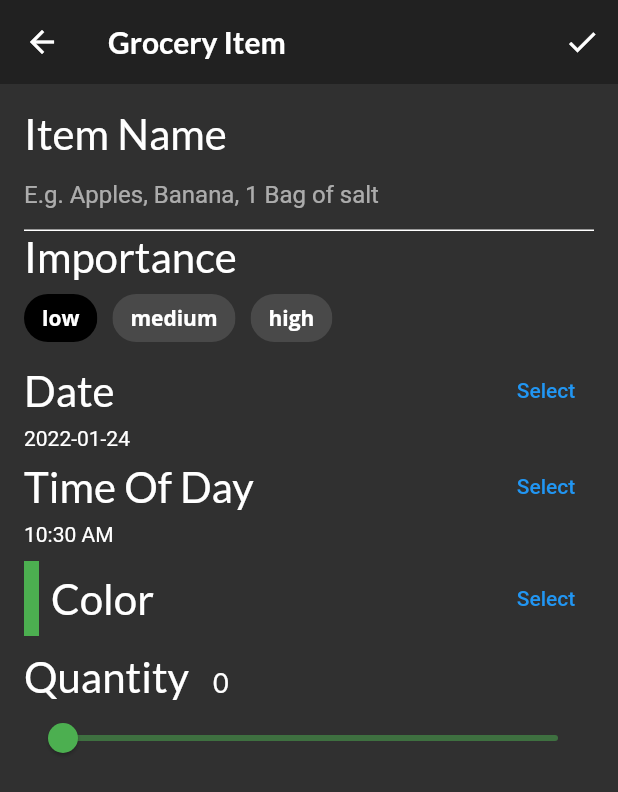
After one commit to quo-vs/food_app, a Flutter app: the GroceryScreen screen opened directly, after a tap on the "add" icon, on a phone screen of 412 x 824 dp. The commit adds this screen. Shown: the top 792 px of the screen. Run offline on Flutter 3.47's test engine with Material 2 defaults, Android fonts, the phone set to English and light mode, and no system bars; our stand-ins replace flutter_colorpicker, google_fonts.

Commit message:
Added Providers, and grocery screens

```diff
--- a/lib/home.dart
+++ b/lib/home.dart
@@ -1,7 +1,9 @@
 import 'package:flutter/material.dart';
+import 'package:fooderlich/models/models.dart';
 import 'package:fooderlich/screens/explore_screen.dart';
 import 'package:fooderlich/screens/grocery_screen.dart';
 import 'package:fooderlich/screens/recipes_screen.dart';
+import 'package:provider/provider.dart';
 
 class HomeScreen extends StatefulWidget {
   const HomeScreen({Key? key}) : super(key: key);
@@ -11,22 +13,16 @@ class HomeScreen extends StatefulWidget {
 }
 
 class _HomeScreenState extends State<HomeScreen> {
-  int _selectedIndex = 0;
-
   static List<Widget> pages = [
     ExploreScreen(),
     RecipesScreen(),
     GroceryScreen(),
   ];
 
-  void _onItemTapped(int index) {
-    setState(() {
-      _selectedIndex = index;
-    });
-  }
-
   @override
   Widget build(BuildContext context) {
+    return Consumer<TabManager>(
+      builder: (context, tabManager, child) {
         return Scaffold(
           appBar: AppBar(
             title: Text(
@@ -34,26 +30,23 @@ class _HomeScreenState extends State<HomeScreen> {
               style: Theme.of(context).textTheme.headline6,
             ),
           ),
-      body: pages[_selectedIndex],
+          body: pages[tabManager.selectedTab],
           bottomNavigationBar: BottomNavigationBar(
-        onTap: _onItemTapped,
-        currentIndex: _selectedIndex,
-        selectedItemColor: Theme.of(context).textSelectionTheme.selectionColor,
+            onTap: (index) {
+              tabManager.goToTab(index);
+            },
+            currentIndex: tabManager.selectedTab,
+            selectedItemColor:
+                Theme.of(context).textSelectionTheme.selectionColor,
             items: const [
               BottomNavigationBarItem(
-            icon: Icon(Icons.explore),
-            label: 'Explore'
-          ),
-          BottomNavigationBarItem(
-            icon: Icon(Icons.book),
-            label: 'Recipes'
-          ),
-          BottomNavigationBarItem(
-            icon: Icon(Icons.list),
-            label: 'To Buy'
-          ),
+                  icon: Icon(Icons.explore), label: 'Explore'),
+              BottomNavigationBarItem(icon: Icon(Icons.book), label: 'Recipes'),
+              BottomNavigationBarItem(icon: Icon(Icons.list), label: 'To Buy'),
             ],
           ),
         );
+      },
+    );
   }
 }
--- a/lib/main.dart
+++ b/lib/main.dart
@@ -1,13 +1,14 @@
 import 'package:flutter/material.dart';
 import 'package:fooderlich/home.dart';
+import 'package:fooderlich/models/models.dart';
 import 'package:fooderlich/theme.dart';
+import 'package:provider/provider.dart';
 
 void main() {
   runApp(const Fooderlich());
 }
 
 class Fooderlich extends StatelessWidget {
-
   const Fooderlich({Key? key}) : super(key: key);
 
   @override
@@ -18,7 +19,14 @@ class Fooderlich extends StatelessWidget {
       title: 'Fooderlich',
       debugShowCheckedModeBanner: false,
       theme: theme,
-      home: const HomeScreen(),
+      home: MultiProvider(providers: [
+        ChangeNotifierProvider(
+          create: (ctx) => TabManager(),
+        ),
+        ChangeNotifierProvider(
+          create: (ctx) => GroceryManager(),
+        ),
+      ], child: const HomeScreen()),
     );
   }
 }
--- /dev/null
+++ b/lib/models/grocery_manager.dart
@@ -0,0 +1,29 @@
+import 'package:flutter/cupertino.dart';
+import 'package:fooderlich/models/grocery_item.dart';
+
+class GroceryManager extends ChangeNotifier {
+  final _groceryItems = <GroceryItem>[];
+
+  List<GroceryItem> get groceryItems => List.unmodifiable(_groceryItems);
+
+  void deleteItem(int index){
+    _groceryItems.removeAt(index);
+    notifyListeners();
+  }
+
+  void addItem(GroceryItem item) {
+    _groceryItems.add(item);
+    notifyListeners();
+  }
+
+  void updateItem(GroceryItem item, int index) {
+    _groceryItems[index] = item;
+    notifyListeners();
+  }
+
+  void completeItem(int index, bool change) {
+    final item = _groceryItems[index];
+    _groceryItems[index] = item.copyWith(isComplete: change);
+    notifyListeners();
+  }
+}
--- a/lib/models/models.dart
+++ b/lib/models/models.dart
@@ -3,3 +3,5 @@ export 'post.dart';
 export 'simple_recipe.dart';
 export 'explore_data.dart';
 export 'grocery_item.dart';
+export 'tab_manager.dart';
+export 'grocery_manager.dart';
--- /dev/null
+++ b/lib/models/tab_manager.dart
@@ -0,0 +1,15 @@
+import 'package:flutter/cupertino.dart';
+
+class TabManager extends ChangeNotifier {
+  int selectedTab = 0;
+
+  void goToTab(int index) {
+    selectedTab = index;
+    notifyListeners();
+  }
+
+  void goToRecipes() {
+    selectedTab = 1;
+    notifyListeners();
+  }
+}
--- a/lib/screens/empty_grocery_screen.dart
+++ b/lib/screens/empty_grocery_screen.dart
@@ -1,4 +1,6 @@
 import 'package:flutter/material.dart';
+import 'package:fooderlich/models/models.dart';
+import 'package:provider/provider.dart';
 
 class EmptyGroceryScreen extends StatelessWidget {
   const EmptyGroceryScreen({Key? key}) : super(key: key);
@@ -36,7 +38,7 @@ class EmptyGroceryScreen extends StatelessWidget {
               color: Colors.green,
 
               onPressed: () {
-                // Go to recipes Tab
+                Provider.of<TabManager>(context, listen: false).goToRecipes();
               },
             )
           ],
--- /dev/null
+++ b/lib/screens/grocery_item_screen.dart
@@ -0,0 +1,341 @@
+import 'package:flutter/material.dart';
+import 'package:flutter_colorpicker/flutter_colorpicker.dart';
+import 'package:fooderlich/models/grocery_item.dart';
+import 'package:google_fonts/google_fonts.dart';
+import 'package:intl/intl.dart';
+
+class GroceryItemScreen extends StatefulWidget {
+  final Function(GroceryItem) onCreate;
+  final Function(GroceryItem) onUpdate;
+  final GroceryItem? originalItem;
+  final bool isUpdating;
+
+  const GroceryItemScreen(
+      {Key? key,
+      required this.onCreate,
+      required this.onUpdate,
+      this.originalItem})
+      : isUpdating = (originalItem != null),
+        super(key: key);
+
+  @override
+  _GroceryItemScreenState createState() => _GroceryItemScreenState();
+}
+
+class _GroceryItemScreenState extends State<GroceryItemScreen> {
+  final _nameController = TextEditingController();
+  String _name = '';
+  Importance _importance = Importance.low;
+  DateTime _dueDate = DateTime.now();
+  TimeOfDay _timeOfDay = TimeOfDay.now();
+  Color _currentColor = Colors.green;
+  int _currentSliderValue = 0;
+
+  @override
+  void initState() {
+    final originalItem = widget.originalItem;
+    if (originalItem != null) {
+      _nameController.text = originalItem.name;
+      _name = originalItem.name;
+      _currentSliderValue = originalItem.quantity;
+      _importance = originalItem.importance;
+      _currentColor = originalItem.color;
+      final date = originalItem.date;
+      _timeOfDay = TimeOfDay(hour: date.hour, minute: date.minute);
+      _dueDate = date;
+    }
+
+    _nameController.addListener(() {
+      setState(() {
+        _name = _nameController.text;
+      });
+    });
+
+    super.initState();
+  }
+
+  @override
+  void dispose() {
+    _nameController.dispose();
+    super.dispose();
+  }
+
+  @override
+  Widget build(BuildContext context) {
+    return Scaffold(
+      appBar: AppBar(
+        actions: [
+          IconButton(
+            onPressed: () {},
+            icon: const Icon(Icons.check),
+          )
+        ],
+        elevation: 0,
+        title: Text(
+          'Grocery Item',
+          style: GoogleFonts.lato(fontWeight: FontWeight.w600),
+        ),
+      ),
+      body: Container(
+        padding: const EdgeInsets.all(16),
+        child: ListView(
+          children: [
+            _buildNameField(),
+            _buildImportanceField(),
+            _buildDateField(context),
+            _buildTimeField(context),
+            SizedBox(
+              height: 10,
+            ),
+            _buildColorPicker(context),
+            const SizedBox(height: 10.0),
+            _buildQuantityField(),
+          ],
+        ),
+      ),
+    );
+  }
+
+  Widget _buildNameField() {
+    return Column(
+      crossAxisAlignment: CrossAxisAlignment.start,
+      children: [
+        Text(
+          'Item Name',
+          style: GoogleFonts.lato(fontSize: 28),
+        ),
+        TextField(
+          controller: _nameController,
+          cursorColor: _currentColor,
+          decoration: InputDecoration(
+            hintText: 'E.g. Apples, Banana, 1 Bag of salt',
+            enabledBorder: const UnderlineInputBorder(
+              borderSide: BorderSide(color: Colors.white),
+            ),
+            focusedBorder: UnderlineInputBorder(
+              borderSide: BorderSide(color: _currentColor),
+            ),
+            border: UnderlineInputBorder(
+              borderSide: BorderSide(color: _currentColor),
+            ),
+          ),
+        )
+      ],
+    );
+  }
+
+  Widget _buildImportanceField() {
+    return Column(
+      crossAxisAlignment: CrossAxisAlignment.start,
+      children: [
+        Text(
+          'Importance',
+          style: GoogleFonts.lato(fontSize: 28),
+        ),
+        Wrap(
+          spacing: 10,
+          children: [
+            ChoiceChip(
+              selectedColor: Colors.black,
+              label: const Text(
+                'low',
+                style: TextStyle(color: Colors.white),
+              ),
+              selected: _importance == Importance.low,
+              onSelected: (selected) {
+                setState(() {
+                  _importance = Importance.low;
+                });
+              },
+            ),
+            ChoiceChip(
+              selectedColor: Colors.black,
+              label: const Text(
+                'medium',
+                style: TextStyle(color: Colors.white),
+              ),
+              selected: _importance == Importance.medium,
+              onSelected: (selected) {
+                setState(() {
+                  _importance = Importance.medium;
+                });
+              },
+            ),
+            ChoiceChip(
+              selectedColor: Colors.black,
+              label: const Text(
+                'high',
+                style: TextStyle(color: Colors.white),
+              ),
+              selected: _importance == Importance.high,
+              onSelected: (selected) {
+                setState(() {
+                  _importance = Importance.high;
+                });
+              },
+            ),
+          ],
+        )
+      ],
+    );
+  }
+
+  Widget _buildDateField(BuildContext context) {
+    return Column(
+      crossAxisAlignment: CrossAxisAlignment.start,
+      children: [
+        Row(
+          mainAxisAlignment: MainAxisAlignment.spaceBetween,
+          children: [
+            Text(
+              'Date',
+              style: GoogleFonts.lato(fontSize: 28),
+            ),
+            TextButton(
+              onPressed: () async {
+                final currentDate = DateTime.now();
+
+                final selectedDate = await showDatePicker(
+                  context: context,
+                  initialDate: currentDate,
+                  firstDate: currentDate,
+                  lastDate: DateTime(currentDate.year + 5),
+                );
+
+                setState(() {
+                  if (selectedDate != null) {
+                    _dueDate = selectedDate;
+                  }
+                });
+              },
+              child: const Text('Select'),
+            ),
+          ],
+        ),
+        Text(DateFormat('yyyy-MM-dd').format(_dueDate)),
+      ],
+    );
+  }
+
+  Widget _buildTimeField(BuildContext context) {
+    return Column(
+      crossAxisAlignment: CrossAxisAlignment.start,
+      children: [
+        Row(
+          mainAxisAlignment: MainAxisAlignment.spaceBetween,
+          children: [
+            Text(
+              'Time Of Day',
+              style: GoogleFonts.lato(fontSize: 28),
+            ),
+            TextButton(
+              onPressed: () async {
+                final timeOfDay = await showTimePicker(
+                  context: context,
+                  initialTime: TimeOfDay.now(),
+                );
+
+                setState(() {
+                  if (timeOfDay != null) {
+                    _timeOfDay = timeOfDay;
+                  }
+                });
+              },
+              child: const Text('Select'),
+            ),
+          ],
+        ),
+        Text(_timeOfDay.format(context)),
+      ],
+    );
+  }
+
+  Widget _buildColorPicker(BuildContext context) {
+    return Row(
+      mainAxisAlignment: MainAxisAlignment.spaceBetween,
+      children: [
+        Row(
+          children: [
+            Container(
+              height: 50,
+              width: 10,
+              color: _currentColor,
+            ),
+            const SizedBox(
+              width: 8,
+            ),
+            Text(
+              'Color',
+              style: GoogleFonts.lato(fontSize: 28),
+            ),
+          ],
+        ),
+        TextButton(
+          onPressed: () {
+            showDialog(
+                context: context,
+                builder: (context) {
+                  return AlertDialog(
+                    content: BlockPicker(
+                      pickerColor: Colors.white,
+                      onColorChanged: (color) {
+                        setState(() {
+                          _currentColor = color;
+                        });
+                      },
+                    ),
+                    actions: [
+                      TextButton(
+                        onPressed: () {
+                          Navigator.of(context).pop();
+                        },
+                        child: const Text('Save'),
+                      ),
+                    ],
+                  );
+                });
+          },
+          child: const Text('Select'),
+        ),
+      ],
+    );
+  }
+
+  Widget _buildQuantityField() {
+    return Column(
+      crossAxisAlignment: CrossAxisAlignment.start,
+      children: [
+        Row(
+          crossAxisAlignment: CrossAxisAlignment.baseline,
+          textBaseline: TextBaseline.alphabetic,
+          children: [
+            Text(
+              'Quantity',
+              style: GoogleFonts.lato(fontSize: 28),
+            ),
+            const SizedBox(
+              width: 16,
+            ),
+            Text(
+              _currentSliderValue.toInt().toString(),
+              style: GoogleFonts.lato(fontSize: 18),
+            ),
+          ],
+        ),
+        Slider(
+            inactiveColor: _currentColor.withOpacity(0.5),
+            activeColor: _currentColor,
+            value: _currentSliderValue.toDouble(),
+            min: 0.0,
+            max: 100.0,
+            divisions: 100,
+            label: _currentSliderValue.toInt().toString(),
+            onChanged: (value) {
+              setState(() {
+                _currentSliderValue = value.toInt();
+              });
+            })
+      ],
+    );
+  }
+}
--- a/lib/screens/grocery_screen.dart
+++ b/lib/screens/grocery_screen.dart
@@ -1,11 +1,49 @@
 import 'package:flutter/material.dart';
+import 'package:fooderlich/models/models.dart';
 import 'package:fooderlich/screens/empty_grocery_screen.dart';
+import 'package:fooderlich/screens/grocery_item_screen.dart';
+import 'package:provider/provider.dart';
 
 class GroceryScreen extends StatelessWidget {
-  const GroceryScreen({ Key? key }) : super(key: key);
+  const GroceryScreen({Key? key}) : super(key: key);
+
+  Widget _buildGroceryScreen() {
+    return Consumer<GroceryManager>(
+      builder: (context, manager, child) {
+        if (manager.groceryItems.isNotEmpty) {
+          return Container();
+        } else {
+          return const EmptyGroceryScreen();
+        }
+      },
+    );
+  }
 
   @override
   Widget build(BuildContext context) {
-    return const EmptyGroceryScreen();
+    return Scaffold(
+      floatingActionButton: FloatingActionButton(
+        child: const Icon(Icons.add),
+        onPressed: () {
+          final manager = Provider.of<GroceryManager>(context, listen: false);
+
+          Navigator.push(
+            context,
+            MaterialPageRoute(builder: (context) {
+              return GroceryItemScreen(
+                onCreate: (item) {
+                  manager.addItem(item);
+                  Navigator.pop(context);
+                },
+                onUpdate: (item) {
+
+                },
+              );
+            }),
+          );
+        },
+      ),
+      body: _buildGroceryScreen(),
+    );
   }
 }
--- a/pubspec.yaml
+++ b/pubspec.yaml
@@ -14,6 +14,10 @@ dependencies:
 
   cupertino_icons: ^1.0.2
   google_fonts: ^2.1.0
+  provider: ^6.0.2
+  flutter_colorpicker: ^0.6.0
+  intl: ^0.17.0
+  uuid: ^3.0.4
 
 dev_dependencies:
   flutter_test:
```
Also changed, not shown: pubspec.lock. Lines whose indentation alone changed are shown as unchanged.
